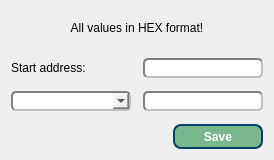
Before: the Qt Designer form IMSProg_programmer/dialogsp.ui in bigbigmdm/IMSProg, drawn with Qt 5.
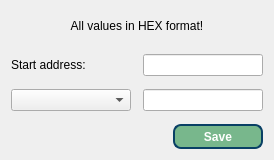
After: the same form once the commit is applied. Icons and pictures are not drawn.

Diff of the .ui file:
```diff
--- a/IMSProg_programmer/dialogsp.ui
+++ b/IMSProg_programmer/dialogsp.ui
@@ -52,7 +52,7 @@
         </size>
        </property>
        <property name="styleSheet">
-        <string notr="true">border: 2px solid gray;border-radius: 5px;font-weight:600;border-style: inset;</string>
+        <string notr="true"/>
        </property>
       </widget>
      </item>
@@ -65,7 +65,7 @@
         </size>
        </property>
        <property name="styleSheet">
-        <string notr="true">border: 2px solid gray;border-radius: 5px;font-weight:600;border-style: inset;combobox-popup: 0;</string>
+        <string notr="true"/>
        </property>
       </widget>
      </item>
@@ -78,7 +78,7 @@
         </size>
        </property>
        <property name="styleSheet">
-        <string notr="true">border: 2px solid gray;border-radius: 5px;font-weight:600;border-style: inset;</string>
+        <string notr="true"/>
        </property>
       </widget>
      </item>
```
